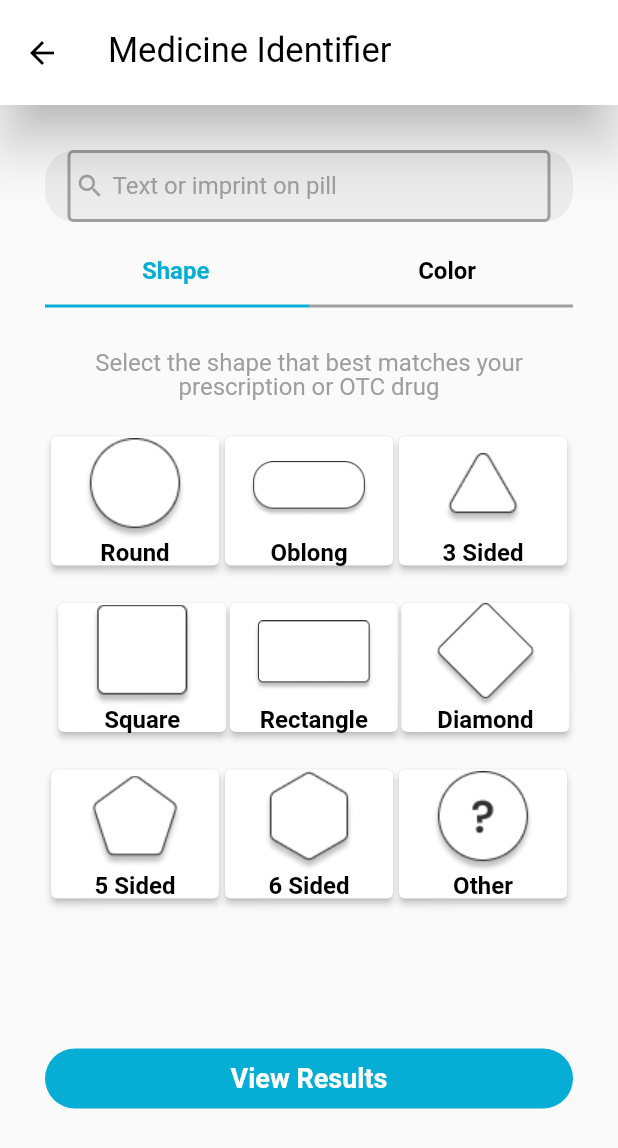
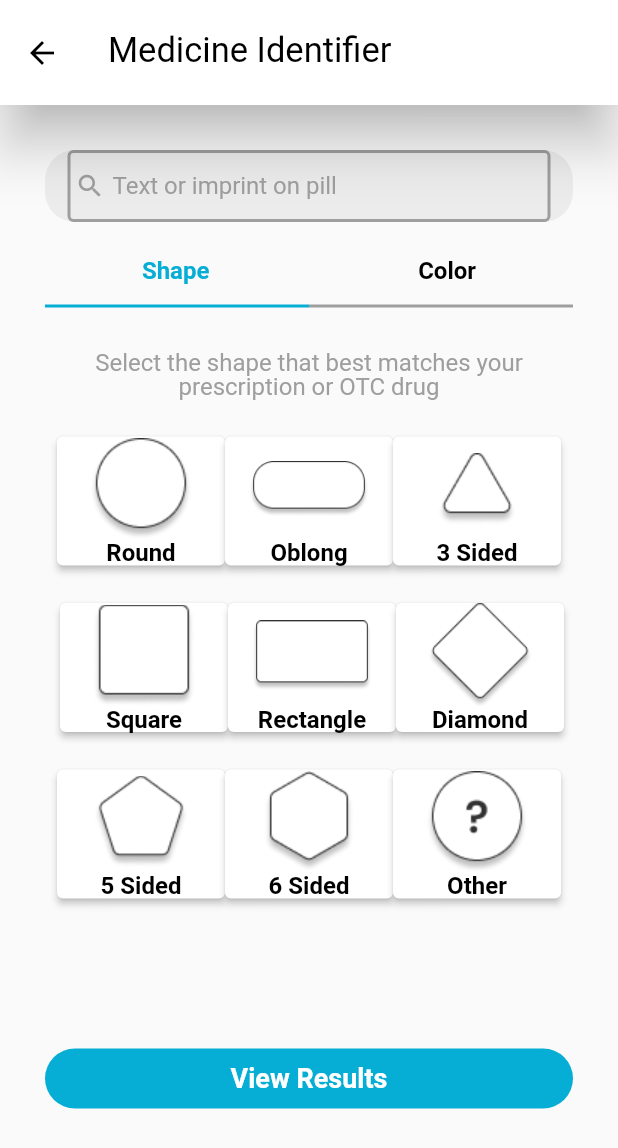
Before and after one commit to denverthjhay/DAN, a Flutter app: the medicineidentifierWidget screen opened directly, on a phone screen of 412 x 824 dp. Shown: the top 1148 px of the screen. Run offline on Flutter 3.47's test engine with Material 2 defaults, Android fonts, the phone set to English and light mode, and no system bars; our stand-ins replace dotted_border, font_awesome_flutter; Roboto replaces fonts that are missing (DM Sans).

Commit message:
updated some designs

```diff
--- a/digital_aid_nurse/lib/home.dart
+++ b/digital_aid_nurse/lib/home.dart
@@ -1,5 +1,4 @@
-import 'dart:html';
-import 'dart:js';
+import 'dart:io';
 
 import 'package:flutter/material.dart';
 import 'package:font_awesome_flutter/font_awesome_flutter.dart';
@@ -28,6 +27,7 @@ class _homeWidgetState extends State<homeWidget> {
               const SizedBox(
                 height: 10,
               ),
+
               Row(
                 mainAxisAlignment: MainAxisAlignment.spaceEvenly,
                 children: [
--- a/digital_aid_nurse/lib/medicineidentifier.dart
+++ b/digital_aid_nurse/lib/medicineidentifier.dart
@@ -89,14 +89,15 @@ class _medicineidentifierWidgetState extends State<medicineidentifierWidget> {
               const SizedBox(
                 height: 25,
               ),
+              Column(
+                children: [
                   Row(
-                mainAxisAlignment: MainAxisAlignment.spaceEvenly,
+                    mainAxisAlignment: MainAxisAlignment.center,
                     children: [
                       ElevatedButton(
                         style: ElevatedButton.styleFrom(primary: Colors.white),
                         onPressed: () {},
                         child: Column(
-                      mainAxisAlignment: MainAxisAlignment.center,
                           children: [
                             Image.asset(
                               'assets/images/Ellipse101.png',
@@ -170,7 +171,7 @@ class _medicineidentifierWidgetState extends State<medicineidentifierWidget> {
                     height: 25,
                   ),
                   Row(
-                mainAxisAlignment: MainAxisAlignment.spaceEvenly,
+                    mainAxisAlignment: MainAxisAlignment.center,
                     children: [
                       const SizedBox(
                         width: 4,
@@ -253,7 +254,7 @@ class _medicineidentifierWidgetState extends State<medicineidentifierWidget> {
                     height: 25,
                   ),
                   Row(
-                mainAxisAlignment: MainAxisAlignment.spaceEvenly,
+                    mainAxisAlignment: MainAxisAlignment.center,
                     children: [
                       ElevatedButton(
                         style: ElevatedButton.styleFrom(primary: Colors.white),
@@ -326,6 +327,8 @@ class _medicineidentifierWidgetState extends State<medicineidentifierWidget> {
                             ),
                           ],
                         ),
+                      ),
+                    ],
                   ),
                 ],
               ),
```
Also changed, not shown: digital_aid_nurse/lib/doctors.dart (+3 -5 lines), digital_aid_nurse/lib/profile.dart (+8 -3 lines). Lines whose indentation alone changed are shown as unchanged.
